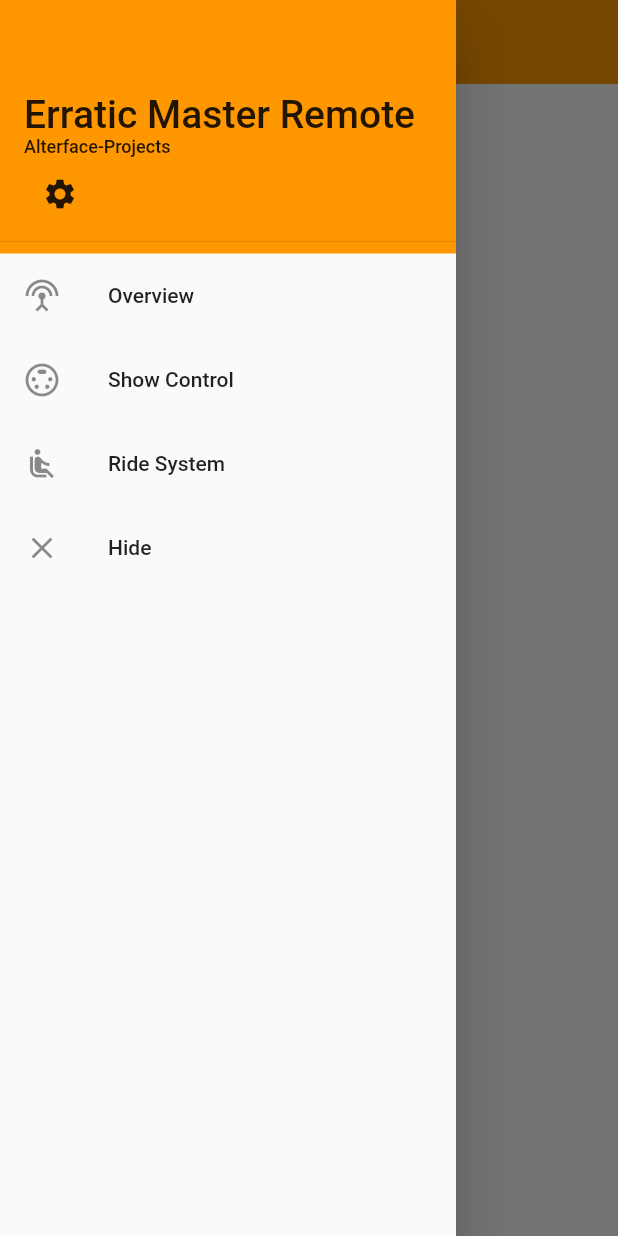
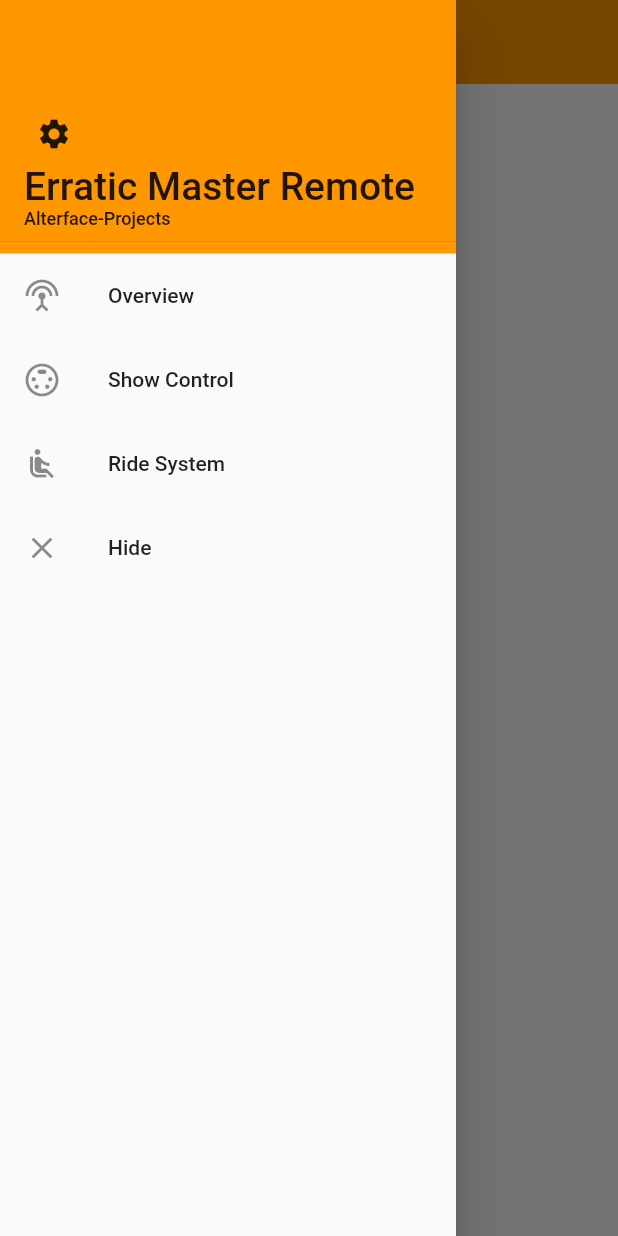
Before and after one commit to MacFurax/flutter_test_drawer, a Flutter app: the screen it shows after launch, with the side drawer open, on a phone screen of 412 x 824 dp. Run offline on Flutter 3.47's test engine with Material 2 defaults, Android fonts, the phone set to English and light mode, and no system bars.

Commit message:
few stuffs

```diff
--- a/lib/drawer.dart
+++ b/lib/drawer.dart
@@ -15,15 +15,16 @@ class MyDrawer extends StatelessWidget{
                     crossAxisAlignment: CrossAxisAlignment.start,
                     mainAxisSize: MainAxisSize.min,
                     children: <Widget>[
-                      Text('Erratic Master Remote', style: TextStyle(fontSize: 26.0)),
-                      Text('Alterface-Projects', style: TextStyle(fontSize: 12.0)),
                       new IconButton(
-                      icon: new Icon(Icons.settings),
+                        icon: new Icon(Icons.settings),
+                        alignment:  Alignment.bottomLeft,
                         onPressed: (){
                           Navigator.of(context).pop();
                           Navigator.of(context).pushNamed("/settings");
                           print('got to settings page');
                         }),
+                      Text('Erratic Master Remote', style: TextStyle(fontSize: 26.0)),
+                      Text('Alterface-Projects', style: TextStyle(fontSize: 12.0)),
                     ],
                   ),
                 ),
--- a/lib/main.dart
+++ b/lib/main.dart
@@ -10,10 +10,10 @@ void main() => runApp(new MyApp());
 class MyApp extends StatelessWidget {
   // This widget is the root of your application.
 
-  HomePage home = new HomePage();
-  ShowControlPage showControl = new ShowControlPage();
-  RideSystemPage rideSystem = new RideSystemPage();
-  SettingsPage settingsPage = new SettingsPage();
+  final HomePage home = new HomePage();
+  final ShowControlPage showControl = new ShowControlPage();
+  final RideSystemPage rideSystem = new RideSystemPage();
+  final SettingsPage settingsPage = new SettingsPage();
 
   @override
   Widget build(BuildContext context) {
```
